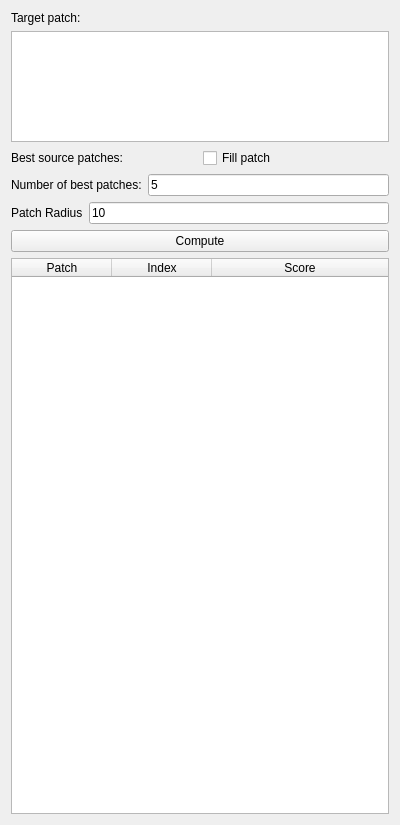
The window that TopPatchesWidget.ui (daviddoria/InteractivePatchComparison) describes before a commit, drawn with Qt 5.
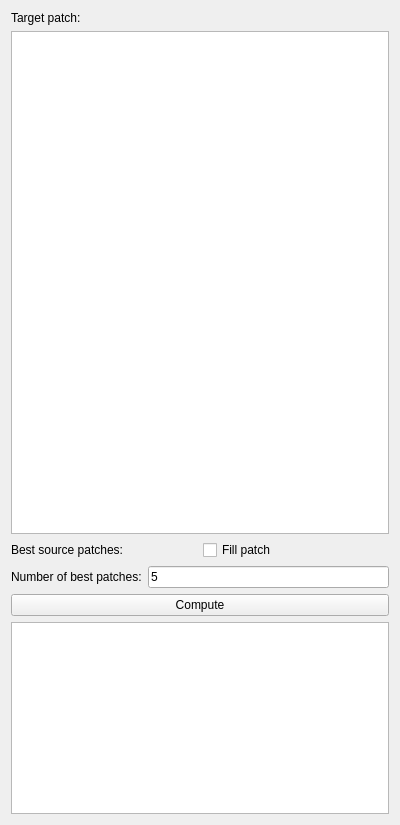
The same window after the commit.

Commit message: Switched to model/view - compiles but doesn't work yet. Also closes #3.

Diff of the .ui file:
```diff
--- a/TopPatchesWidget.ui
+++ b/TopPatchesWidget.ui
@@ -17,7 +17,7 @@
    <item>
     <layout class="QHBoxLayout" name="horizontalLayout" stretch="2">
      <item>
-      <layout class="QVBoxLayout" name="verticalLayout_2" stretch="0,1,0,0,0,0,5">
+      <layout class="QVBoxLayout" name="verticalLayout_2" stretch="0,1,0,0,0,0">
        <item>
         <widget class="QLabel" name="label_2">
          <property name="text">
@@ -67,27 +67,6 @@
          </item>
         </layout>
        </item>
-       <item>
-        <layout class="QHBoxLayout" name="horizontalLayout_3">
-         <item>
-          <widget class="QLabel" name="label">
-           <property name="text">
-            <string>Patch Radius</string>
-           </property>
-          </widget>
-         </item>
-         <item>
-          <widget class="QLineEdit" name="txtPatchRadius">
-           <property name="toolTip">
-            <string>Sets the width/height of a square patch</string>
-           </property>
-           <property name="text">
-            <string>10</string>
-           </property>
-          </widget>
-         </item>
-        </layout>
-       </item>
        <item>
         <widget class="QPushButton" name="btnCompute">
          <property name="text">
@@ -96,29 +75,7 @@
         </widget>
        </item>
        <item>
-        <widget class="QTableWidget" name="tableWidget">
-         <property name="sortingEnabled">
-          <bool>true</bool>
-         </property>
-         <attribute name="horizontalHeaderStretchLastSection">
-          <bool>true</bool>
-         </attribute>
-         <column>
-          <property name="text">
-           <string>Patch</string>
-          </property>
-         </column>
-         <column>
-          <property name="text">
-           <string>Index</string>
-          </property>
-         </column>
-         <column>
-          <property name="text">
-           <string>Score</string>
-          </property>
-         </column>
-        </widget>
+        <widget class="QTableView" name="tblviewTopPatches"/>
        </item>
       </layout>
      </item>
```
Left out of the diff: 2 changed lines with no effect on the pictures. The commit also changes 7 other files.
